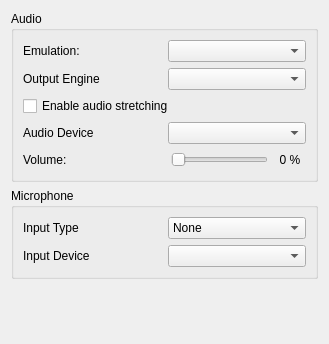
Old version of the form src/citra_qt/configuration/configure_audio.ui in the repository PabloMK7/citra.
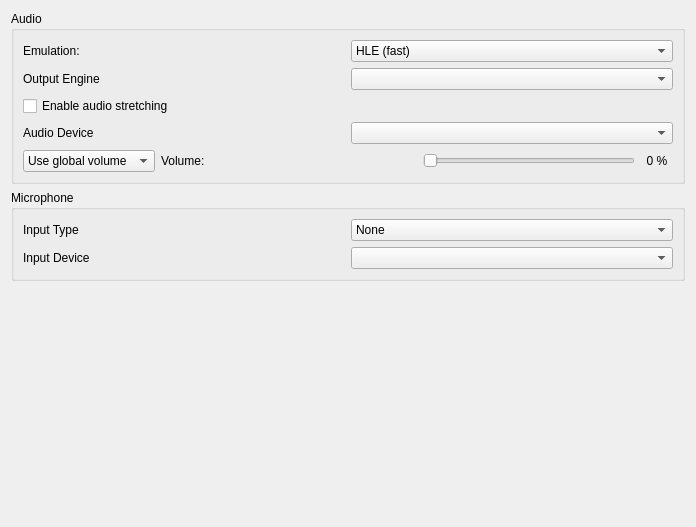
New version of the form.

The edit to the form file:
```diff
--- a/src/citra_qt/configuration/configure_audio.ui
+++ b/src/citra_qt/configuration/configure_audio.ui
@@ -6,8 +6,8 @@
    <rect>
     <x>0</x>
     <y>0</y>
-    <width>329</width>
-    <height>344</height>
+    <width>696</width>
+    <height>527</height>
    </rect>
   </property>
   <layout class="QVBoxLayout">
@@ -18,7 +18,17 @@
      </property>
      <layout class="QVBoxLayout">
       <item>
+      <widget class="QWidget" name="widget_emulation" native="true">
        <layout class="QHBoxLayout" name="horizontalLayout_emulation">
+            <property name="leftMargin">
+            <number>0</number>
+            </property>
+            <property name="topMargin">
+            <number>0</number>
+            </property>
+            <property name="rightMargin">
+            <number>0</number>
+            </property>
         <property name="bottomMargin">
          <number>0</number>
         </property>
@@ -30,14 +40,31 @@
          </widget>
         </item>
         <item>
-         <widget class="QComboBox" name="emulation_combo_box"/>
-        </item>
-       </layout>
+            <widget class="QComboBox" name="emulation_combo_box">
+            <item>
+            <property name="text">
+                <string>HLE (fast)</string>
+            </property>
+            </item>
+            <item>
+            <property name="text">
+                <string>LLE (accurate)</string>
+            </property>
+            </item>
+            <item>
+            <property name="text">
+                <string>LLE multi-core</string>
+            </property>
+            </item>
+            </widget>
+            </item>
+        </layout>
+       </widget>
       </item>
       <item>
-       <layout class="QHBoxLayout">
+       <layout class="QHBoxLayout" name="output_engine_layout">
         <item>
-         <widget class="QLabel" name="label1">
+         <widget class="QLabel" name="output_sink_label">
           <property name="text">
            <string>Output Engine</string>
           </property>
@@ -59,9 +86,9 @@
        </widget>
       </item>
       <item>
-       <layout class="QHBoxLayout">
+       <layout class="QHBoxLayout" name="audio_device_layout">
         <item>
-         <widget class="QLabel" name="label2">
+         <widget class="QLabel" name="audio_device_label">
           <property name="text">
            <string>Audio Device</string>
           </property>
@@ -73,12 +100,36 @@
        </layout>
       </item>
       <item>
+       <widget class="QWidget" name="volume_layout" native="true">
        <layout class="QHBoxLayout" name="horizontalLayout_2">
+         <property name="leftMargin">
+          <number>0</number>
+         </property>
         <property name="topMargin">
          <number>0</number>
         </property>
+         <property name="rightMargin">
+          <number>0</number>
+         </property>
+         <property name="bottomMargin">
+          <number>0</number>
+         </property>
         <item>
-         <widget class="QLabel" name="label">
+          <widget class="QComboBox" name="volume_combo_box">
+           <item>
+            <property name="text">
+             <string>Use global volume</string>
+            </property>
+           </item>
+           <item>
+            <property name="text">
+             <string>Set volume:</string>
+            </property>
+           </item>
+          </widget>
+         </item>
+         <item>
+          <widget class="QLabel" name="volume_label">
           <property name="text">
            <string>Volume:</string>
           </property>
@@ -91,7 +142,7 @@
           </property>
           <property name="sizeHint" stdset="0">
            <size>
-            <width>40</width>
+             <width>30</width>
             <height>20</height>
            </size>
           </property>
@@ -109,7 +160,7 @@
            <number>100</number>
           </property>
           <property name="pageStep">
-           <number>10</number>
+            <number>5</number>
           </property>
           <property name="orientation">
            <enum>Qt::Horizontal</enum>
@@ -133,6 +184,7 @@
          </widget>
         </item>
        </layout>
+       </widget>
       </item>
      </layout>
     </widget>
```
Left out of the diff: 6 changed lines with no effect on the pictures. Lines whose indentation alone changed are shown as unchanged.
